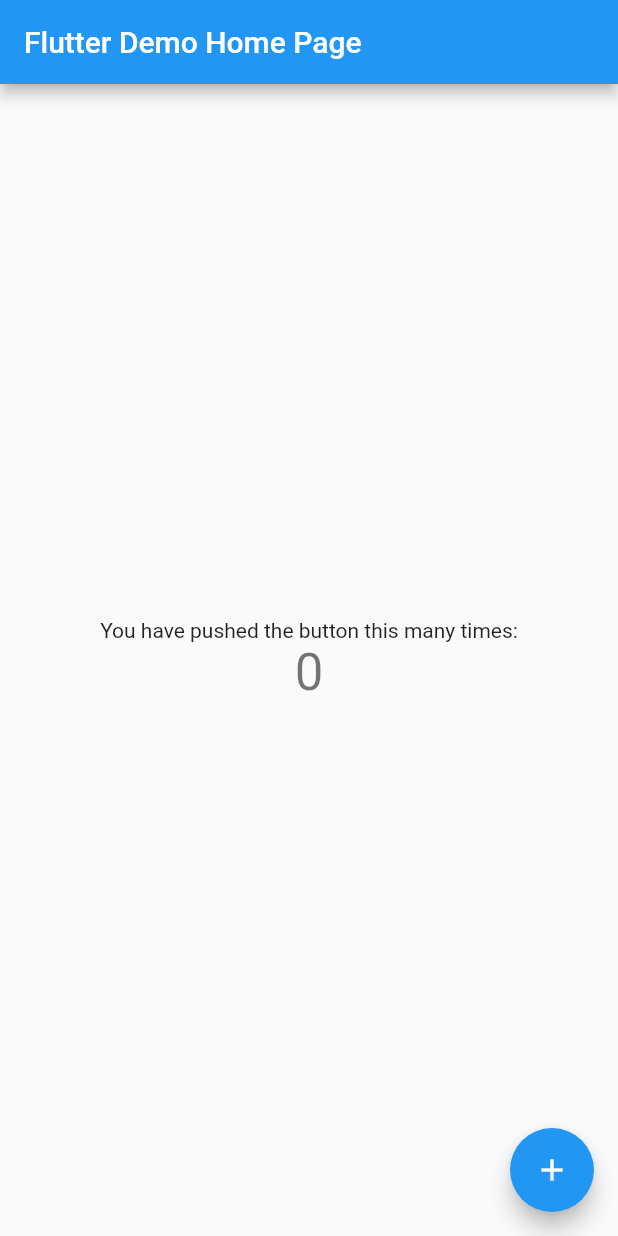
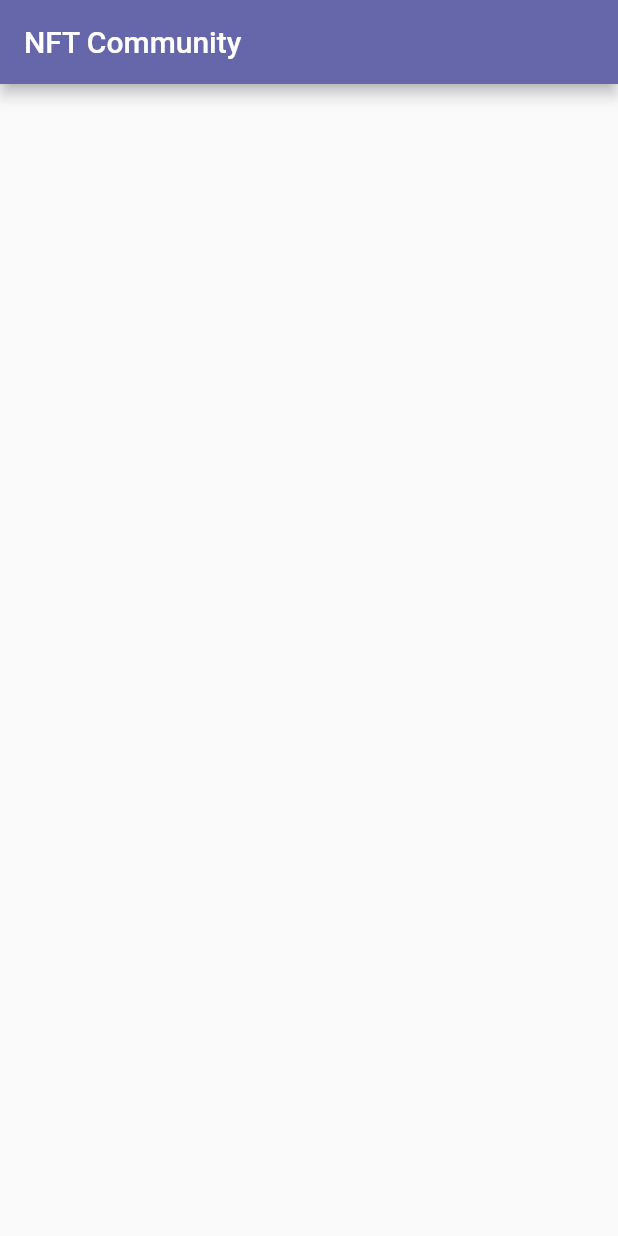
Before and after one commit to moon-dal/nft-community-app, a Flutter app: the screen it shows after launch, on a phone screen of 412 x 824 dp. Run offline on Flutter 3.47's test engine with Material 2 defaults, Android fonts, the phone set to English and light mode, and no system bars.

Commit message:
Add: 전체적인 테마 색상(Very Peri) 설정

```diff
--- a/lib/main.dart
+++ b/lib/main.dart
@@ -1,4 +1,5 @@
 import 'package:flutter/material.dart';
+import 'styles/palette.dart';
 
 void main() {
   runApp(const MyApp());
@@ -11,36 +12,17 @@ class MyApp extends StatelessWidget {
   @override
   Widget build(BuildContext context) {
     return MaterialApp(
-      title: 'Flutter Demo',
+      title: 'NFT Community',
       theme: ThemeData(
-        // This is the theme of your application.
-        //
-        // Try running your application with "flutter run". You'll see the
-        // application has a blue toolbar. Then, without quitting the app, try
-        // changing the primarySwatch below to Colors.green and then invoke
-        // "hot reload" (press "r" in the console where you ran "flutter run",
-        // or simply save your changes to "hot reload" in a Flutter IDE).
-        // Notice that the counter didn't reset back to zero; the application
-        // is not restarted.
-        primarySwatch: Colors.blue,
+        primarySwatch: Palette.veryPeri,
       ),
-      home: const MyHomePage(title: 'Flutter Demo Home Page'),
+      home: const MyHomePage(title: 'NFT Community'),
     );
   }
 }
 
 class MyHomePage extends StatefulWidget {
   const MyHomePage({Key? key, required this.title}) : super(key: key);
-
-  // This widget is the home page of your application. It is stateful, meaning
-  // that it has a State object (defined below) that contains fields that affect
-  // how it looks.
-
-  // This class is the configuration for the state. It holds the values (in this
-  // case the title) provided by the parent (in this case the App widget) and
-  // used by the build method of the State. Fields in a Widget subclass are
-  // always marked "final".
-
   final String title;
 
   @override
@@ -48,68 +30,18 @@ class MyHomePage extends StatefulWidget {
 }
 
 class _MyHomePageState extends State<MyHomePage> {
-  int _counter = 0;
-
-  void _incrementCounter() {
-    setState(() {
-      // This call to setState tells the Flutter framework that something has
-      // changed in this State, which causes it to rerun the build method below
-      // so that the display can reflect the updated values. If we changed
-      // _counter without calling setState(), then the build method would not be
-      // called again, and so nothing would appear to happen.
-      _counter++;
-    });
-  }
 
   @override
   Widget build(BuildContext context) {
-    // This method is rerun every time setState is called, for instance as done
-    // by the _incrementCounter method above.
-    //
-    // The Flutter framework has been optimized to make rerunning build methods
-    // fast, so that you can just rebuild anything that needs updating rather
-    // than having to individually change instances of widgets.
     return Scaffold(
       appBar: AppBar(
-        // Here we take the value from the MyHomePage object that was created by
-        // the App.build method, and use it to set our appbar title.
         title: Text(widget.title),
       ),
       body: Center(
-        // Center is a layout widget. It takes a single child and positions it
-        // in the middle of the parent.
         child: Column(
-          // Column is also a layout widget. It takes a list of children and
-          // arranges them vertically. By default, it sizes itself to fit its
-          // children horizontally, and tries to be as tall as its parent.
-          //
-          // Invoke "debug painting" (press "p" in the console, choose the
-          // "Toggle Debug Paint" action from the Flutter Inspector in Android
-          // Studio, or the "Toggle Debug Paint" command in Visual Studio Code)
-          // to see the wireframe for each widget.
-          //
-          // Column has various properties to control how it sizes itself and
-          // how it positions its children. Here we use mainAxisAlignment to
-          // center the children vertically; the main axis here is the vertical
-          // axis because Columns are vertical (the cross axis would be
-          // horizontal).
-          mainAxisAlignment: MainAxisAlignment.center,
-          children: <Widget>[
-            const Text(
-              'You have pushed the button this many times:',
-            ),
-            Text(
-              '$_counter',
-              style: Theme.of(context).textTheme.headline4,
-            ),
-          ],
+          // mainAxisAlignment: MainAxisAlignment.center,
         ),
       ),
-      floatingActionButton: FloatingActionButton(
-        onPressed: _incrementCounter,
-        tooltip: 'Increment',
-        child: const Icon(Icons.add),
-      ), // This trailing comma makes auto-formatting nicer for build methods.
     );
   }
 }
--- /dev/null
+++ b/lib/styles/palette.dart
@@ -0,0 +1,18 @@
+import 'package:flutter/material.dart';
+class Palette {
+  static const MaterialColor veryPeri = MaterialColor(
+    0xff6667ab, // 0% comes in here, this will be color picked if no shade is selected when defining a Color property which doesn’t require a swatch.
+    <int, Color>{
+      50: Color(0xff7576b3),//10%
+      100: Color(0xff8585bc),//20%
+      200: Color(0xff9495c4),//30%
+      300: Color(0xffa3a4cd),//40%
+      400: Color(0xffb3b3d5),//50%
+      500: Color(0xffc2c2dd),//60%
+      600: Color(0xffd1d1e6),//70%
+      700: Color(0xffe0e1ee),//80%
+      800: Color(0xfff0f0f7),//90%
+      900: Color(0xffffffff),//100%
+    },
+  );
+}
```
